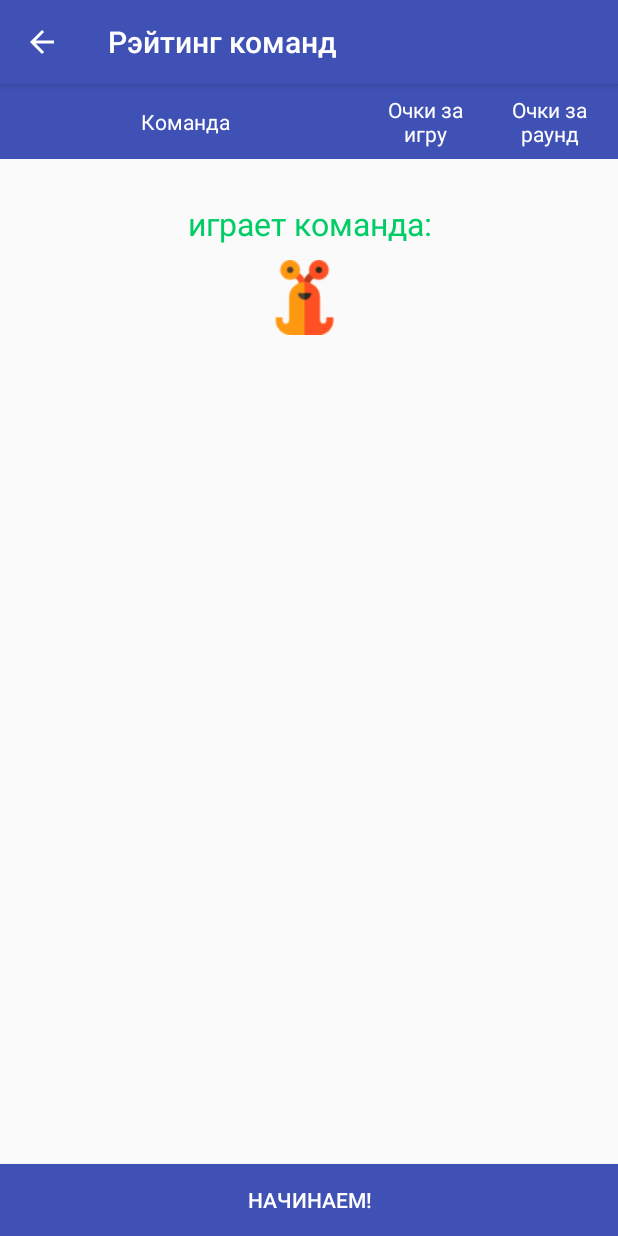
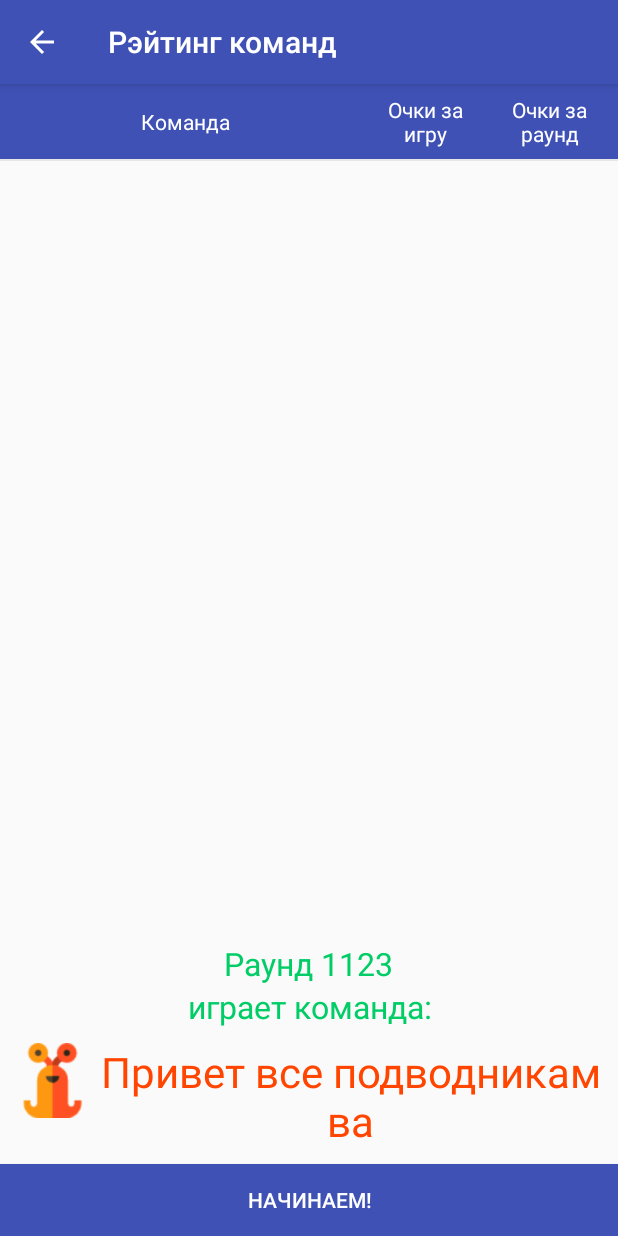
Before and after one commit to van8tka/AliasPro, an Android app: the BeginGameActivity screen opened directly, with no data from a screen before it, on a phone screen of 412 x 824 dp. Run offline under Robolectric (Android 15) with nearby library versions, the phone set to English and light mode, and no system bars; libraries missing offline, so code that uses them is left out: io.realm; 15 statements that could not run were skipped.

Commit message:
Add constraint to layout begin game

```diff
--- a/app/src/main/java/com/devprogram/aliaspro/BeginGameActivity.java
+++ b/app/src/main/java/com/devprogram/aliaspro/BeginGameActivity.java
@@ -6,6 +6,7 @@ import android.graphics.drawable.GradientDrawable;
 import android.support.v7.app.AppCompatActivity;
 import android.os.Bundle;
 import android.util.Log;
+import android.view.Gravity;
 import android.view.LayoutInflater;
 import android.view.View;
 import android.view.ViewGroup;
@@ -79,8 +80,10 @@ public class BeginGameActivity extends AppCompatActivity {
         {
             linRound.setOrientation(LinearLayout.VERTICAL);
         }
-        LinearLayout.LayoutParams lp = new LinearLayout.LayoutParams(LinearLayout.LayoutParams.WRAP_CONTENT, LinearLayout.LayoutParams.MATCH_PARENT);
+        LinearLayout.LayoutParams lp = new LinearLayout.LayoutParams(LinearLayout.LayoutParams.WRAP_CONTENT, LinearLayout.LayoutParams.WRAP_CONTENT);
+        lp.gravity = Gravity.CENTER;
         linRound.setLayoutParams(lp);
+        linRound.setGravity(Gravity.CENTER);
     }
 
 
--- a/app/src/main/res/layout/activity_begin_game.xml
+++ b/app/src/main/res/layout/activity_begin_game.xml
@@ -4,97 +4,118 @@
     xmlns:tools="http://schemas.android.com/tools"
     android:layout_width="match_parent"
     android:layout_height="match_parent"
+    android:id="@+id/constraintBeginGame"
     tools:context=".BeginGameActivity">
+
     <LinearLayout
         android:layout_width="match_parent"
-        android:layout_height="wrap_content"
-        android:orientation="vertical">
+        android:layout_height="0dp"
+        android:orientation="vertical"
+        app:layout_constraintBottom_toTopOf="@+id/btnStartGame"
+        app:layout_constraintTop_toTopOf="parent">
+
         <LinearLayout
             android:layout_width="match_parent"
             android:layout_height="50dp"
-            android:orientation="horizontal"
             android:background="@color/colorPrimary"
-            >
+            android:orientation="horizontal">
+
             <TextView
                 android:layout_width="match_parent"
                 android:layout_height="match_parent"
                 android:layout_weight="1"
                 android:gravity="center"
                 android:text="@string/strTeam"
-                android:textColor="@color/colorWhite"/>
+                android:textColor="@color/colorWhite" />
+
             <TextView
                 android:layout_width="match_parent"
                 android:layout_height="match_parent"
+                android:layout_marginRight="10dp"
                 android:layout_weight="2"
                 android:gravity="center"
                 android:text="@string/strScoreAll"
-                android:layout_marginRight="10dp"
-                android:textColor="@color/colorWhite"/>
+                android:textColor="@color/colorWhite" />
+
             <TextView
                 android:layout_width="match_parent"
                 android:layout_height="match_parent"
+                android:layout_marginRight="10dp"
                 android:layout_weight="2"
                 android:gravity="center"
                 android:text="@string/strScore"
-                android:layout_marginRight="10dp"
-                android:textColor="@color/colorWhite"/>
+                android:textColor="@color/colorWhite" />
 
         </LinearLayout>
+
         <LinearLayout
             android:layout_width="match_parent"
             android:layout_height="wrap_content"
             android:layout_weight="0.1"
-            android:orientation="horizontal">
-        <ListView
-            android:id="@+id/lvTeamInGame"
-            android:layout_width="match_parent"
-            android:layout_height="wrap_content"
-           > </ListView>
+            android:orientation="vertical">
+
+            <ListView
+                android:id="@+id/lvTeamInGame"
+                android:layout_width="match_parent"
+                android:layout_height="wrap_content"></ListView>
+            <View
+                android:layout_width="match_parent"
+                android:layout_height="1dp"
+                android:background="@android:drawable/divider_horizontal_bright"/>
         </LinearLayout>
+
         <LinearLayout
             android:id="@+id/linRoundBegin"
-            android:layout_width="match_parent"
+            android:layout_width="wrap_content"
             android:layout_height="wrap_content"
-            android:layout_gravity="center_vertical"
+            android:layout_gravity="center"
+            android:gravity="center"
             android:orientation="vertical">
 
             <TextView
                 android:id="@+id/tvRoundName"
-                android:layout_width="match_parent"
+                android:layout_width="wrap_content"
                 android:layout_height="match_parent"
                 android:gravity="center"
-                android:textSize="21sp"
+                android:text="Раунд 1123"
                 android:textColor="@color/colorPrimaryCustom1"
-                android:text=""/>
+                android:textSize="21sp" />
+
             <TextView
-                android:layout_width="match_parent"
+                android:layout_width="wrap_content"
                 android:layout_height="match_parent"
                 android:gravity="center"
-                android:textSize="21sp"
+                android:text="@string/strPlayTeam"
                 android:textColor="@color/colorPrimaryCustom1"
-                android:text="@string/strPlayTeam"/>
+                android:textSize="21sp" />
+
             <LinearLayout
                 android:layout_width="wrap_content"
                 android:layout_height="wrap_content"
+                android:layout_gravity="center"
                 android:layout_margin="10dp"
-                android:layout_gravity="center"
                 android:gravity="center_horizontal"
                 android:orientation="horizontal">
+
                 <ImageView
                     android:id="@+id/imgPlayTeamAvatar"
                     android:layout_width="50dp"
                     android:layout_height="50dp"
-                    android:src="@drawable/teamimage_alien64"/>
+                    android:src="@drawable/teamimage_alien64" />
+
                 <TextView
                     android:id="@+id/tvPlayTeamName"
                     android:layout_width="wrap_content"
                     android:layout_height="wrap_content"
-                    android:textSize="28sp"
                     android:layout_marginLeft="5dp"
+                    android:gravity="center_horizontal"
+                    android:text="Привет все подводникам ва"
                     android:textColor="@color/colorPrimaryCustom2"
-                    android:text=""/>
+                    android:textSize="28sp" />
             </LinearLayout>
+
         </LinearLayout>
+
     </LinearLayout>
 
 
@@ -109,5 +130,5 @@
         android:text="@string/btnStart"
         android:textColor="@color/colorWhite"
         app:layout_constraintBottom_toBottomOf="parent"
-        tools:layout_editor_absoluteX="28dp" />
+        />
 </android.support.constraint.ConstraintLayout>
--- a/app/src/main/res/values/colors.xml
+++ b/app/src/main/res/values/colors.xml
@@ -11,4 +11,5 @@
     <color name="colorPrimaryCustom1">#00CD66</color>
     <!--orange color-->
     <color name="colorPrimaryCustom2">#FF4500</color>
+
 </resources>
```
